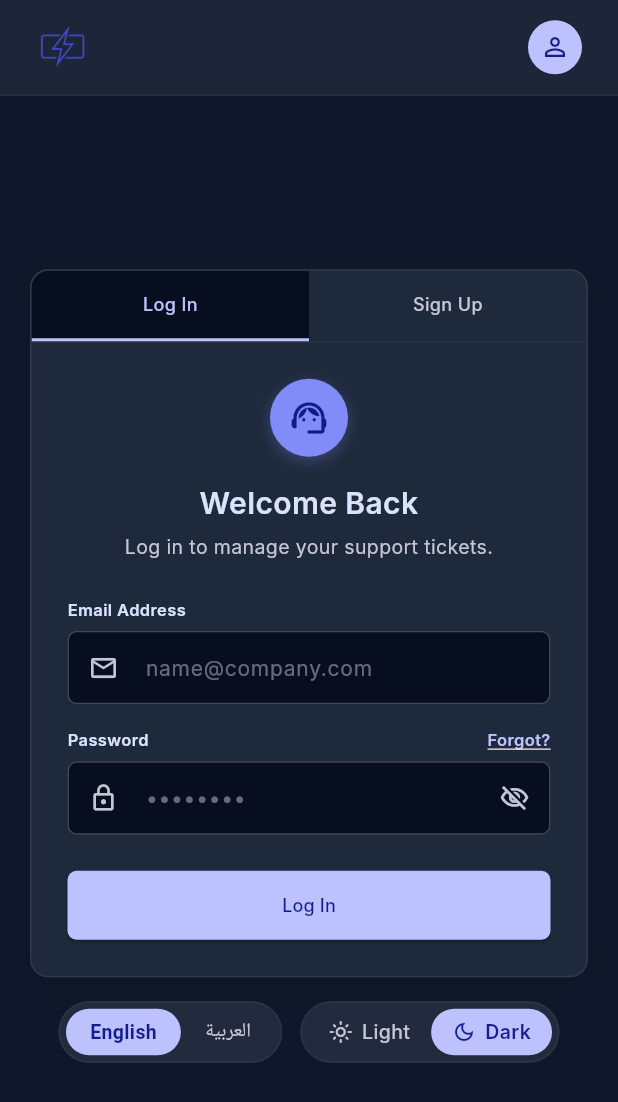
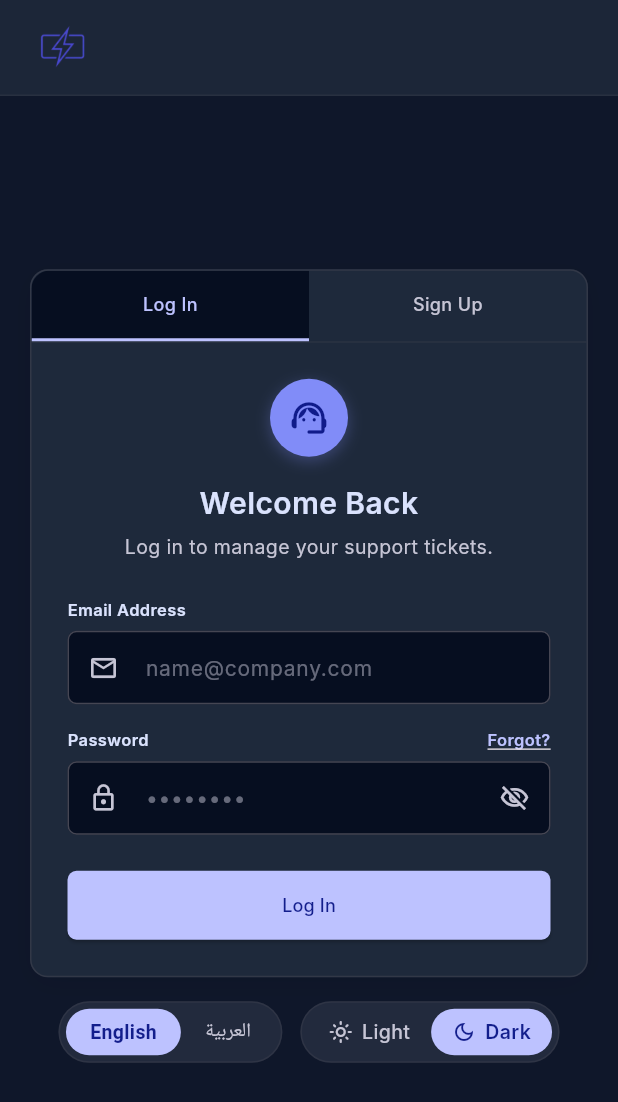
Before and after one commit to TDH9001/helpdesk_lite, a Flutter app: the screen it shows after launch, on a phone screen of 412 x 824 dp. Shown: the top 1102 px of the screen. Run offline on Flutter 3.47's test engine with Material 3 defaults, Android fonts, the phone set to English and light mode, and no system bars; our stand-ins replace device_preview_plus, flutter_bloc, go_router; Roboto replaces fonts that are missing (Cairo, Inter).

Commit message:
small modifications to app bar

```diff
--- a/lib/features/customer_authentication/presentation/view/widgets/auth_app_bar_widget.dart
+++ b/lib/features/customer_authentication/presentation/view/widgets/auth_app_bar_widget.dart
@@ -3,8 +3,7 @@ import 'package:helpdesk_lite/core/utils/app%20fonts/app_fonts.dart';
 import 'package:helpdesk_lite/core/utils/app_theme/app_theme_colors.dart';
 
 /// Top navigation and branding bar for authentication screens displaying the
-/// application logo (full logo with text on desktop, icon only on mobile)
-/// and user profile action.
+/// application logo (full logo with text on desktop, icon only on mobile).
 class AuthAppBarWidget extends StatelessWidget {
   final String? title;
   final bool isDesktop;
@@ -32,11 +31,9 @@ class AuthAppBarWidget extends StatelessWidget {
           ),
         ),
       ),
-      child: Row(
-        mainAxisAlignment: MainAxisAlignment.spaceBetween,
-        children: [
+      alignment: Alignment.centerLeft,
       // Left branding: logo with text on desktop, logo only on mobile
-          isDesktop
+      child: isDesktop
           ? Row(
               mainAxisSize: MainAxisSize.min,
               children: [
@@ -64,23 +61,6 @@ class AuthAppBarWidget extends StatelessWidget {
               width: 36,
               fit: BoxFit.contain,
             ),
-
-          // Right user profile action button
-          Container(
-            width: 36,
-            height: 36,
-            decoration: BoxDecoration(
-              color: widgetColors.primary,
-              shape: BoxShape.circle,
-            ),
-            child: Icon(
-              Icons.person_outline,
-              size: 20,
-              color: widgetColors.onPrimary,
-            ),
-          ),
-        ],
-      ),
     );
   }
 }
```
Lines whose indentation alone changed are shown as unchanged.
